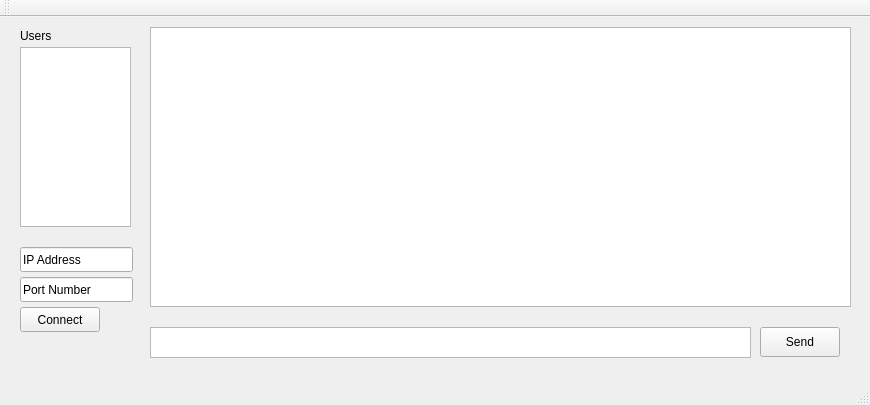
Qt form Comp4981ChatProgram/mainwindow.ui (jacobfrank4/chatProgram) before a commit.
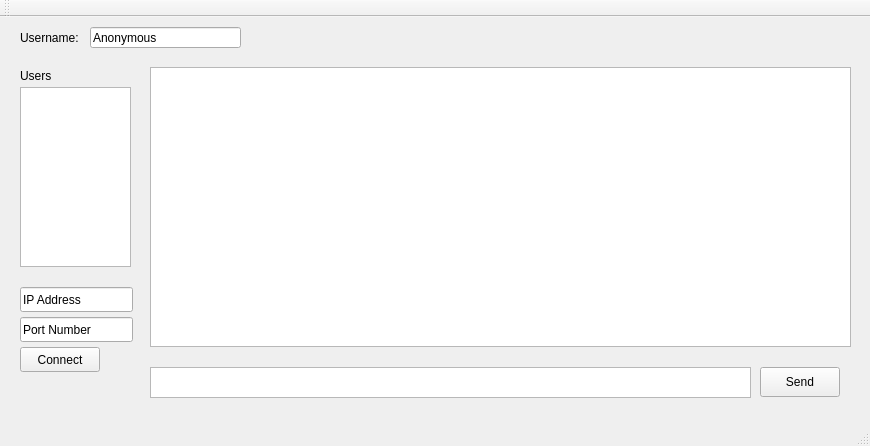
The same form after that commit.

Commit message: added functionality for user specified usernames

Diff of the .ui file:
```diff
--- a/Comp4981ChatProgram/mainwindow.ui
+++ b/Comp4981ChatProgram/mainwindow.ui
@@ -7,7 +7,7 @@
     <x>0</x>
     <y>0</y>
     <width>870</width>
-    <height>405</height>
+    <height>446</height>
    </rect>
   </property>
   <property name="windowTitle">
@@ -18,7 +18,7 @@
     <property name="geometry">
      <rect>
       <x>150</x>
-      <y>310</y>
+      <y>350</y>
       <width>601</width>
       <height>31</height>
      </rect>
@@ -28,7 +28,7 @@
     <property name="geometry">
      <rect>
       <x>760</x>
-      <y>310</y>
+      <y>350</y>
       <width>80</width>
       <height>30</height>
      </rect>
@@ -41,7 +41,7 @@
     <property name="geometry">
      <rect>
       <x>20</x>
-      <y>230</y>
+      <y>270</y>
       <width>113</width>
       <height>25</height>
      </rect>
@@ -54,7 +54,7 @@
     <property name="geometry">
      <rect>
       <x>20</x>
-      <y>260</y>
+      <y>300</y>
       <width>113</width>
       <height>25</height>
      </rect>
@@ -67,7 +67,7 @@
     <property name="geometry">
      <rect>
       <x>150</x>
-      <y>10</y>
+      <y>50</y>
       <width>701</width>
       <height>280</height>
      </rect>
@@ -80,7 +80,7 @@
     <property name="geometry">
      <rect>
       <x>20</x>
-      <y>290</y>
+      <y>330</y>
       <width>80</width>
       <height>25</height>
      </rect>
@@ -93,7 +93,7 @@
     <property name="geometry">
      <rect>
       <x>20</x>
-      <y>10</y>
+      <y>50</y>
       <width>54</width>
       <height>17</height>
      </rect>
@@ -106,7 +106,7 @@
     <property name="geometry">
      <rect>
       <x>20</x>
-      <y>30</y>
+      <y>70</y>
       <width>111</width>
       <height>180</height>
      </rect>
@@ -115,6 +115,32 @@
      <bool>true</bool>
     </property>
    </widget>
+   <widget class="QLabel" name="usernameLabel">
+    <property name="geometry">
+     <rect>
+      <x>20</x>
+      <y>10</y>
+      <width>71</width>
+      <height>21</height>
+     </rect>
+    </property>
+    <property name="text">
+     <string>Username:</string>
+    </property>
+   </widget>
+   <widget class="QLineEdit" name="usernameLineEdit">
+    <property name="geometry">
+     <rect>
+      <x>90</x>
+      <y>10</y>
+      <width>151</width>
+      <height>21</height>
+     </rect>
+    </property>
+    <property name="text">
+     <string>Anonymous</string>
+    </property>
+   </widget>
   </widget>
   <widget class="QMenuBar" name="menuBar">
    <property name="geometry">
```
The commit also changes 10 other files.
